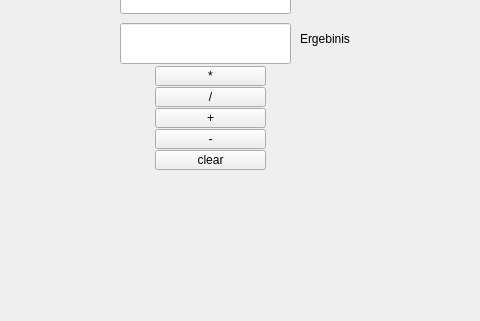
First picture: the form in main.ui, repository oa01/pythoncalc, before the edit; both pictures show x 0 to 480 and y 216 to 537 of the 593 by 537 pixel window.
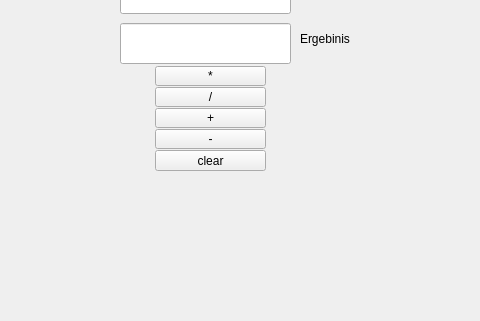
Second picture: the form after the edit.

```diff
--- a/main.ui
+++ b/main.ui
@@ -141,7 +141,7 @@
       <x>155</x>
       <y>347</y>
       <width>111</width>
-      <height>20</height>
+      <height>21</height>
      </rect>
     </property>
     <property name="text">
```
